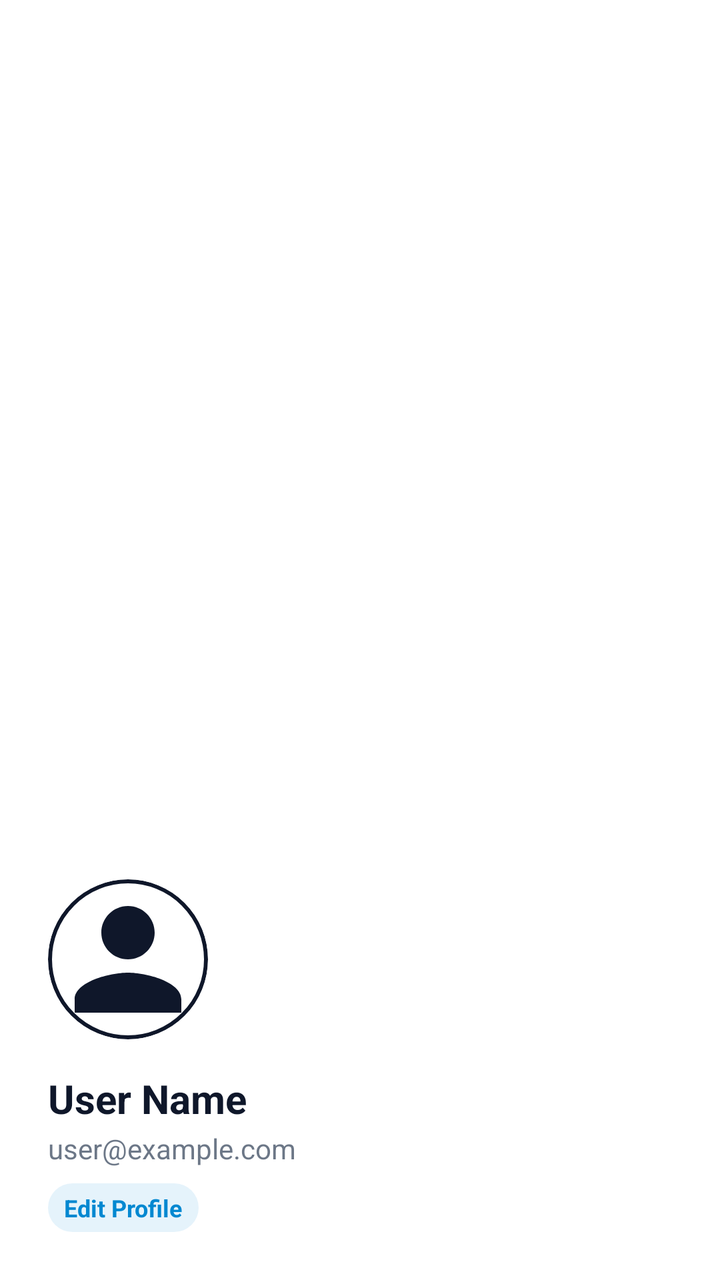
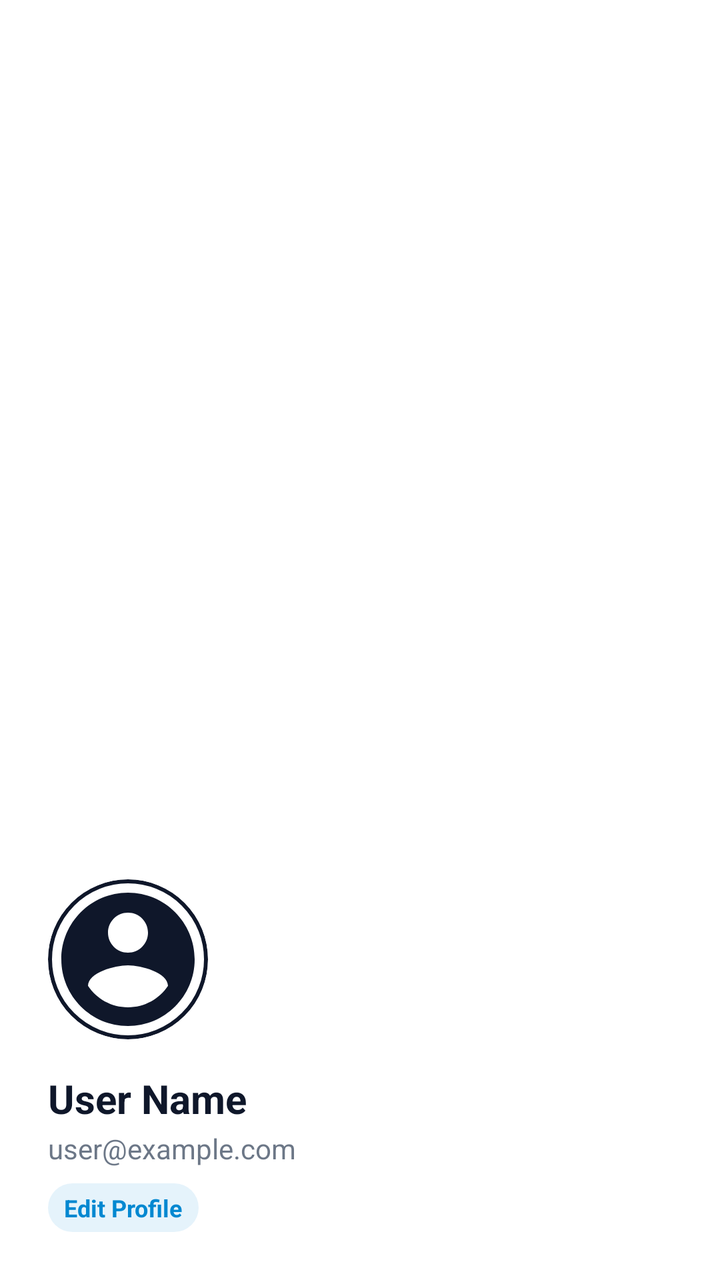

Compare the two renders of this Android layout. The source of the first and the diff that turns it into the second are given below.
<!-- AndroidManifest.xml: application theme Theme.TestMaster -->
<!-- res/layout/header_layout.xml -->
<?xml version="1.0" encoding="utf-8"?>
<LinearLayout xmlns:android="http://schemas.android.com/apk/res/android"
    xmlns:app="http://schemas.android.com/apk/res-auto"
    android:layout_width="match_parent"
    android:layout_height="wrap_content"
    android:background="@color/primary"
    android:gravity="bottom"
    android:paddingTop="40dp"
    android:orientation="vertical"
    android:paddingHorizontal="24dp"
    android:paddingBottom="24dp">

    <com.google.android.material.card.MaterialCardView
        android:layout_width="80dp"
        android:layout_height="80dp"
        app:cardCornerRadius="40dp"
        app:cardElevation="0dp"
        app:strokeWidth="2dp"
        app:strokeColor="@color/onPrimary">

        <ImageView
            android:id="@+id/iv_userimage"
            android:layout_width="match_parent"
            android:layout_height="match_parent"
            android:adjustViewBounds="true"
            android:scaleType="centerCrop"
            app:tint="@color/onSurface"
            android:src="@drawable/baseline_person_24" />

    </com.google.android.material.card.MaterialCardView>

    <TextView
        android:id="@+id/user_name"
        android:layout_width="wrap_content"
        android:layout_height="wrap_content"
        android:layout_marginTop="16dp"
        android:text="User Name"
        android:textColor="@color/onPrimary"
        android:textSize="20sp"
        android:textStyle="bold" />

    <TextView
        android:id="@+id/user_email"
        android:layout_width="wrap_content"
        android:layout_height="wrap_content"
        android:layout_marginTop="2dp"
        android:text="user@example.com"
        android:textColor="@color/onSurfaceVariant"
        android:alpha="0.8"
        android:textSize="14sp" />

    <TextView
        android:id="@+id/view_profile"
        android:layout_width="wrap_content"
        android:layout_height="wrap_content"
        android:layout_marginTop="8dp"
        android:text="Edit Profile"
        android:textColor="@color/bluetint"
        android:textSize="12sp"
        android:textStyle="bold"
        android:paddingVertical="4dp"
        android:paddingHorizontal="8dp"
        android:background="@drawable/bg_pill_surface_variant"
        android:backgroundTint="@color/blue_bg"/>

</LinearLayout>
<!-- resources referenced by this layout -->
<resources>
  <color name="blue_bg">#1A0288D1</color>
  <color name="bluetint">#0288D1</color>
  <color name="onPrimary">#0F172A</color>
  <color name="onSurface">#0F172A</color>
  <color name="onSurfaceVariant">#475569</color>
  <color name="primary">#FFFFFF</color>
  <!-- drawable baseline_person_24 (drawable) -->
  <vector android:height="24dp" android:tint="#000000"
      android:viewportHeight="24" android:viewportWidth="24"
      android:width="24dp" xmlns:android="http://schemas.android.com/apk/res/android">
      <path android:fillColor="@android:color/white" android:pathData="M12,12c2.21,0 4,-1.79 4,-4s-1.79,-4 -4,-4 -4,1.79 -4,4 1.79,4 4,4zM12,14c-2.67,0 -8,1.34 -8,4v2h16v-2c0,-2.66 -5.33,-4 -8,-4z"/>
  </vector>
  <!-- drawable bg_pill_surface_variant (drawable) -->
  <?xml version="1.0" encoding="utf-8"?>
  <shape xmlns:android="http://schemas.android.com/apk/res/android"
      android:shape="rectangle">
      <solid android:color="@color/surfaceVariant" />
      <corners android:radius="20dp" />
  </shape>
  <style name="Theme.TestMaster" parent="Base.Theme.TestMaster" />
  <color name="surfaceVariant">#E2E8F0</color>
  <style name="Base.Theme.TestMaster" parent="Theme.Material3.DayNight.NoActionBar">
          
          <item name="colorPrimary">@color/primary</item>
          <item name="colorOnPrimary">@color/onPrimary</item>
          <item name="colorPrimaryContainer">@color/primaryContainer</item>
          <item name="colorOnPrimaryContainer">@color/onPrimaryContainer</item>
  
          <item name="colorSecondary">@color/secondary</item>
          <item name="colorOnSecondary">@color/onSecondary</item>
          <item name="colorSecondaryContainer">@color/secondaryContainer</item>
          <item name="colorOnSecondaryContainer">@color/onSecondaryContainer</item>
  
          
          <item name="android:windowBackground">@color/background</item>
          <item name="colorSurface">@color/surface</item>
          <item name="colorOnSurface">@color/onSurface</item>
          <item name="colorSurfaceVariant">@color/surfaceVariant</item>
          <item name="colorOnSurfaceVariant">@color/onSurfaceVariant</item>
          <item name="colorOutline">@color/outline</item>
  
          
          <item name="colorError">@color/error</item>
          <item name="colorOnError">@color/onError</item>
          <item name="colorErrorContainer">@color/errorContainer</item>
          <item name="colorOnErrorContainer">@color/onErrorContainer</item>
  
          
          <item name="colorControlActivated">@color/accent</item>
  
          
          <item name="android:statusBarColor">@color/surface</item>
          <item name="android:windowLightStatusBar">true</item>
      </style>
  <color name="primaryContainer">#F1F5F9</color>
  <color name="onPrimaryContainer">#0F172A</color>
  <color name="secondary">#64748B</color>
  <color name="onSecondary">#FFFFFF</color>
  <color name="secondaryContainer">#E2E8F0</color>
  <color name="onSecondaryContainer">#0F172A</color>
  <color name="background">#F8FAFC</color>
  <color name="surface">#FFFFFF</color>
  <color name="outline">#94A3B8</color>
  <color name="error">#DC2626</color>
  <color name="onError">#FFFFFF</color>
  <color name="errorContainer">#FEE2E2</color>
  <color name="onErrorContainer">#7F1D1D</color>
  <color name="accent">#334155</color>
</resources>

<!-- the commit's change to res/layout/header_layout.xml (unified diff, before → after) -->
@@ -24,8 +24,8 @@
             android:layout_height="match_parent"
             android:adjustViewBounds="true"
             android:scaleType="centerCrop"
-            app:tint="@color/onSurface"
-            android:src="@drawable/baseline_person_24" />
+            app:tint="@color/onPrimary"
+            android:src="@drawable/baseline_account_circle_24" />
 
     </com.google.android.material.card.MaterialCardView>
 
<!-- resource entries referenced after the edit -->
@@ -6,11 +6,11 @@
   <color name="onSurface">#0F172A</color>
   <color name="onSurfaceVariant">#475569</color>
   <color name="primary">#FFFFFF</color>
-  <!-- drawable baseline_person_24 (drawable) -->
-  <vector android:height="24dp" android:tint="#000000"
-      android:viewportHeight="24" android:viewportWidth="24"
-      android:width="24dp" xmlns:android="http://schemas.android.com/apk/res/android">
-      <path android:fillColor="@android:color/white" android:pathData="M12,12c2.21,0 4,-1.79 4,-4s-1.79,-4 -4,-4 -4,1.79 -4,4 1.79,4 4,4zM12,14c-2.67,0 -8,1.34 -8,4v2h16v-2c0,-2.66 -5.33,-4 -8,-4z"/>
+  <!-- drawable baseline_account_circle_24 (drawable) -->
+  <vector xmlns:android="http://schemas.android.com/apk/res/android" android:height="24dp" android:tint="#000000" android:viewportHeight="24" android:viewportWidth="24" android:width="24dp">
+        
+      <path android:fillColor="@android:color/white" android:pathData="M12,2C6.48,2 2,6.48 2,12s4.48,10 10,10 10,-4.48 10,-10S17.52,2 12,2zM12,5c1.66,0 3,1.34 3,3s-1.34,3 -3,3 -3,-1.34 -3,-3 1.34,-3 3,-3zM12,19.2c-2.5,0 -4.71,-1.28 -6,-3.22 0.03,-1.99 4,-3.08 6,-3.08 1.99,0 5.97,1.09 6,3.08 -1.29,1.94 -3.5,3.22 -6,3.22z"/>
+      
   </vector>
   <!-- drawable bg_pill_surface_variant (drawable) -->
   <?xml version="1.0" encoding="utf-8"?>
